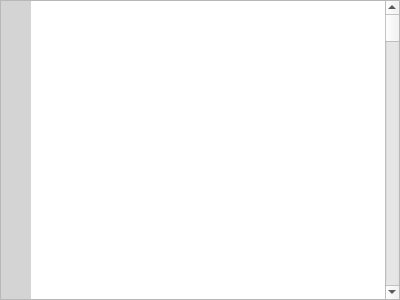
First picture: the form in GUI/RLInterpreterGUI/rlcodebrowser.ui, repository preyko/talw2, before the edit.
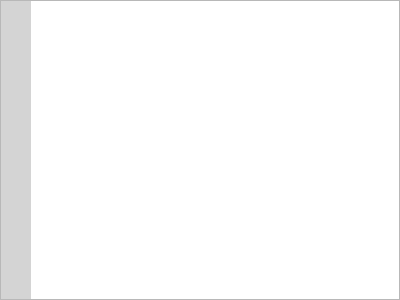
Second picture: the form after the edit.

Diff of the .ui file:
```diff
--- a/GUI/RLInterpreterGUI/rlcodebrowser.ui
+++ b/GUI/RLInterpreterGUI/rlcodebrowser.ui
@@ -78,7 +78,7 @@
         <enum>QFrame::NoFrame</enum>
        </property>
        <property name="verticalScrollBarPolicy">
-        <enum>Qt::ScrollBarAlwaysOff</enum>
+        <enum>Qt::ScrollBarAsNeeded</enum>
        </property>
        <property name="horizontalScrollBarPolicy">
         <enum>Qt::ScrollBarAsNeeded</enum>
@@ -88,13 +88,6 @@
        </property>
       </widget>
      </item>
-     <item>
-      <widget class="QScrollBar" name="scroll">
-       <property name="orientation">
-        <enum>Qt::Vertical</enum>
-       </property>
-      </widget>
-     </item>
     </layout>
    </item>
   </layout>
```
Left out of the diff: 6 changed lines with no effect on the pictures.
